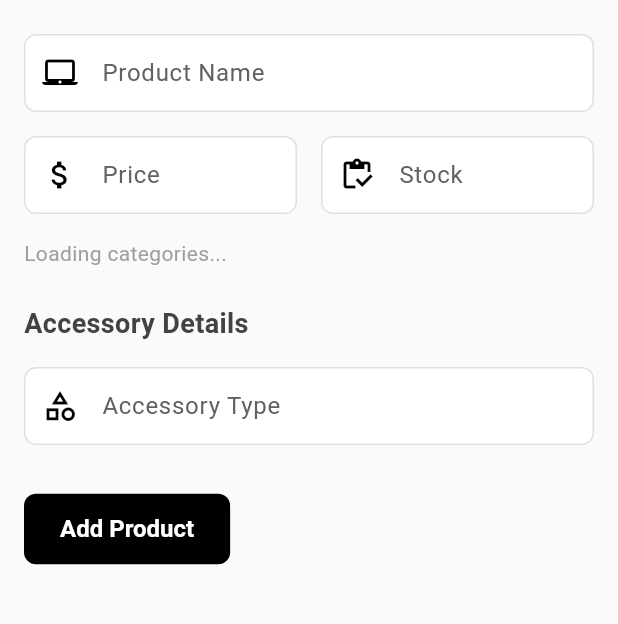
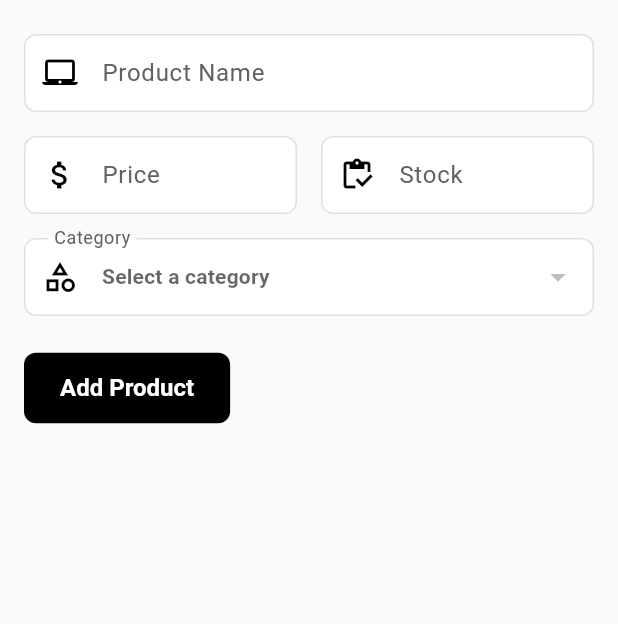
Before and after one commit to RobbyWahyudi/laptop_store_app, a Flutter app: the AddProductScreen screen opened directly, after a tap on "Accessory", on a phone screen of 412 x 824 dp, the part 212-836 px from its top. Run offline on Flutter 3.47's test engine with Material 3 defaults, Android fonts, the phone set to English and light mode, and no system bars; our stand-ins replace shared_preferences; accounts and stored records are empty.

Commit message:
Memperbaiki pemanggilan id ketegori dan menghapus form input aksesoris yang tidak diperlukan

```diff
--- a/lib/models/category.dart
+++ b/lib/models/category.dart
@@ -26,7 +26,6 @@ class Category {
           ? DateTime.parse(json['updated_at'])
           : DateTime.now(),
     );
-    print('Parsed category: ${category.name} (ID: ${category.id})');
     return category;
   }
 
--- a/lib/models/product.dart
+++ b/lib/models/product.dart
@@ -73,6 +73,7 @@ class Laptop extends Product {
     required super.price,
     required super.stock,
     super.category,
+    super.categoryId, // Add categoryId parameter
     required super.createdAt,
     required super.updatedAt,
     required this.brand,
@@ -86,14 +87,29 @@ class Laptop extends Product {
   }) : super(type: 'laptop');
 
   factory Laptop.fromJson(Map<String, dynamic> json) {
+    // Extract category ID from different possible sources
+    int? categoryId;
+    if (json['laptop_categories'] != null && json['laptop_categories'] is Map) {
+      categoryId = json['laptop_categories']['id'];
+    } else if (json['category_id'] != null) {
+      categoryId = json['category_id'];
+    }
+
+    // Extract category name from different possible sources
+    String? categoryName;
+    if (json['laptop_categories'] != null && json['laptop_categories'] is Map) {
+      categoryName = json['laptop_categories']['name'];
+    } else if (json['category_name'] != null) {
+      categoryName = json['category_name'];
+    }
+
     return Laptop(
       id: json['id'].toString(),
       name: json['name'] ?? '',
       price: (json['price'] ?? 0).toDouble(),
       stock: json['stock'] ?? 0,
-      category: json['laptop_categories'] != null
-          ? json['laptop_categories']['name']
-          : json['category_name'],
+      category: categoryName,
+      categoryId: categoryId,
       createdAt: json['created_at'] != null
           ? DateTime.parse(json['created_at'])
           : DateTime.now(),
@@ -142,22 +158,37 @@ class Accessory extends Product {
     required super.price,
     required super.stock,
     super.category,
+    super.categoryId, // Add categoryId parameter
     required super.createdAt,
     required super.updatedAt,
     required this.accessoryType,
   }) : super(type: 'accessory');
 
   factory Accessory.fromJson(Map<String, dynamic> json) {
+    // Extract category ID from different possible sources
+    int? categoryId;
+    if (json['laptop_categories'] != null && json['laptop_categories'] is Map) {
+      categoryId = json['laptop_categories']['id'];
+    } else if (json['category_id'] != null) {
+      categoryId = json['category_id'];
+    }
+
+    // Extract category name from different possible sources
+    String? categoryName;
+    if (json['category'] != null) {
+      categoryName = json['category'];
+    } else if (json['laptop_categories'] != null &&
+        json['laptop_categories'] is Map) {
+      categoryName = json['laptop_categories']['name'];
+    }
+
     return Accessory(
       id: json['id'].toString(),
       name: json['name'] ?? '',
       price: (json['price'] ?? 0).toDouble(),
       stock: json['stock'] ?? 0,
-      category:
-          json['category'] ??
-          (json['laptop_categories'] != null
-              ? json['laptop_categories']['name']
-              : null),
+      category: categoryName,
+      categoryId: categoryId,
       createdAt: json['created_at'] != null
           ? DateTime.parse(json['created_at'])
           : DateTime.now(),
--- a/lib/services/product_service.dart
+++ b/lib/services/product_service.dart
@@ -187,13 +187,8 @@ class ProductService {
     try {
       final response = await _apiService.get(ApiConfig.categories);
 
-      // Log the raw response for debugging
-      print('Raw categories response: $response');
-      print('Response type: ${response.runtimeType}');
-
       // Handle direct array response (if API returns array directly)
       if (response is List) {
-        print('Parsing direct array response');
         final List<dynamic> categoriesList = response as List;
         return categoriesList
             .map((item) => Category.fromJson(item as Map<String, dynamic>))
@@ -202,7 +197,6 @@ class ProductService {
 
       // Handle wrapped response (with success/data fields)
       // At this point, response must be a Map if it's not a List
-      print('Parsing wrapped response');
       if (response['success'] == true && response['data'] != null) {
         final List<dynamic> data = response['data'] as List;
         return data
@@ -217,12 +211,8 @@ class ProductService {
             .map((json) => Category.fromJson(json as Map<String, dynamic>))
             .toList();
       }
-
-      // If response is a map but doesn't match expected formats
-      print('Unexpected response format: $response');
-    } catch (e, stackTrace) {
-      print('Error loading categories: $e');
-      print('Stack trace: $stackTrace');
+    } catch (e) {
+      // Handle error silently
     }
     return [];
   }
--- a/lib/widgets/product_form.dart
+++ b/lib/widgets/product_form.dart
@@ -65,8 +65,8 @@ class _ProductFormState extends State<ProductForm> {
       text: widget.product != null ? widget.product!.stock.toString() : '',
     );
     // Set selected category ID if product exists
-    if (widget.product != null) {
-      // We'll set this when we load categories
+    if (widget.product != null && widget.product!.categoryId != null) {
+      _selectedCategoryId = widget.product!.categoryId;
     }
 
     // Initialize laptop controllers
@@ -142,25 +142,48 @@ class _ProductFormState extends State<ProductForm> {
     if (widget.token == null) return;
 
     try {
-      print('Loading categories with token: ${widget.token}');
       final productService = ProductService(widget.token!);
       final categories = await productService.getCategories();
-      print('Loaded ${categories.length} categories');
 
       if (mounted) {
         setState(() {
           _categories = categories;
-          print('Categories updated in state. Count: ${_categories.length}');
 
           // Set selected category if editing existing product
-          if (widget.product != null && widget.product!.categoryId != null) {
+          // Only set if _selectedCategoryId hasn't been set yet or if it's null
+          if (widget.product != null && _selectedCategoryId == null) {
+            if (widget.product!.categoryId != null) {
               _selectedCategoryId = widget.product!.categoryId;
-            print('Selected category ID set to: $_selectedCategoryId');
+            } else if (widget.product!.category != null) {
+              // If categoryId is null but category name is available, find matching category ID
+              final matchingCategory = _categories.firstWhere(
+                (category) =>
+                    category.name.toLowerCase() ==
+                    widget.product!.category!.toLowerCase(),
+                orElse: () => Category(
+                  id: -1,
+                  name: '',
+                  createdAt: DateTime.now(),
+                  updatedAt: DateTime.now(),
+                ),
+              );
+              if (matchingCategory.id != -1) {
+                _selectedCategoryId = matchingCategory.id;
+              }
+            }
+          }
+
+          // Validate that the selected category ID exists in the loaded categories
+          // If not, reset the selection to prevent UI issues
+          if (_selectedCategoryId != null &&
+              !_categories.any(
+                (category) => category.id == _selectedCategoryId,
+              )) {
+            _selectedCategoryId = null;
           }
         });
       }
     } catch (e) {
-      print('Error loading categories: $e');
       // Handle error silently or show a message
       if (mounted) {
         // Optionally show error message
@@ -333,14 +356,23 @@ class _ProductFormState extends State<ProductForm> {
               const SizedBox(height: 16),
 
               // Category Dropdown
-              if (_categories.isEmpty)
-                const Text(
+              Builder(
+                builder: (context) {
+                  if (_categories.isEmpty && widget.token != null) {
+                    return const Text(
                       'Loading categories...',
                       style: TextStyle(color: Colors.grey),
+                    );
+                  } else {
+                    return DropdownButtonFormField<int?>(
+                      value:
+                          _selectedCategoryId != null &&
+                              _categories.any(
+                                (category) =>
+                                    category.id == _selectedCategoryId,
                               )
-              else
-                DropdownButtonFormField<int?>(
-                  initialValue: _selectedCategoryId,
+                          ? _selectedCategoryId
+                          : null,
                       decoration: const InputDecoration(
                         labelText: 'Category',
                         border: OutlineInputBorder(),
@@ -362,6 +394,11 @@ class _ProductFormState extends State<ProductForm> {
                           return 'Please select a category';
                         }
                         return null;
+                      },
+                      // Handle case where selected value doesn't match any items
+                      hint: const Text('Select a category'),
+                    );
+                  }
                 },
               ),
               const SizedBox(height: 24),
@@ -464,27 +501,9 @@ class _ProductFormState extends State<ProductForm> {
                   controller: _osController,
                   prefixIcon: Icons.computer_outlined,
                 ),
-              ] else ...[
-                const Text(
-                  'Accessory Details',
-                  style: TextStyle(fontWeight: FontWeight.bold, fontSize: 18),
-                ),
                 const SizedBox(height: 16),
-
-                CustomTextField(
-                  label: 'Accessory Type',
-                  controller: _accessoryTypeController,
-                  prefixIcon: Icons.category_outlined,
-                  validator: (value) {
-                    if (value == null || value.isEmpty) {
-                      return 'Please enter accessory type';
-                    }
-                    return null;
-                  },
-                ),
-              ],
-
-              const SizedBox(height: 32),
+              ] else
+                ...[],
 
               // Submit Button
               CustomButton(
```
Lines whose indentation alone changed are shown as unchanged.
